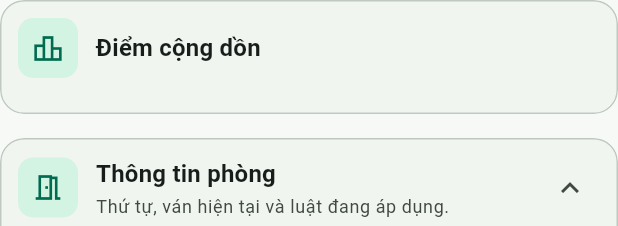
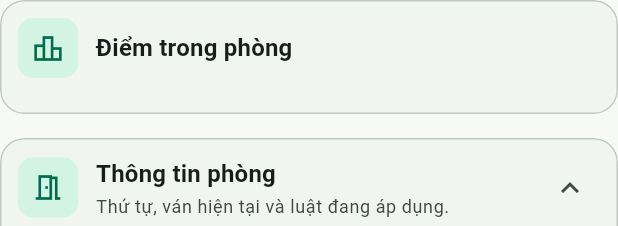
Before and after one commit to githubcuaan/bidart, a Flutter app: the RoomDetails widget shown alone on an empty page, opened directly with empty values, on a phone screen of 412 x 824 dp. Shown: the top 226 px of the screen. Run offline on Flutter 3.47's test engine with Material 3 defaults, Android fonts, the phone set to English and light mode, and no system bars; our stand-ins replace drift, flutter_riverpod, freezed_annotation; accounts and stored records are empty; generated files the repository leaves out were written again.

Commit message:
chore: change the point title

```diff
--- a/lib/widgets/room/room_details.dart
+++ b/lib/widgets/room/room_details.dart
@@ -16,7 +16,7 @@ class RoomDetails extends StatelessWidget {
         SectionCard(
           collapsible: false,
           icon: Icons.leaderboard_outlined,
-          title: 'Điểm cộng dồn',
+          title: 'Điểm trong phòng',
           child: Column(
             children: [
               for (final player in room.participants)
```
